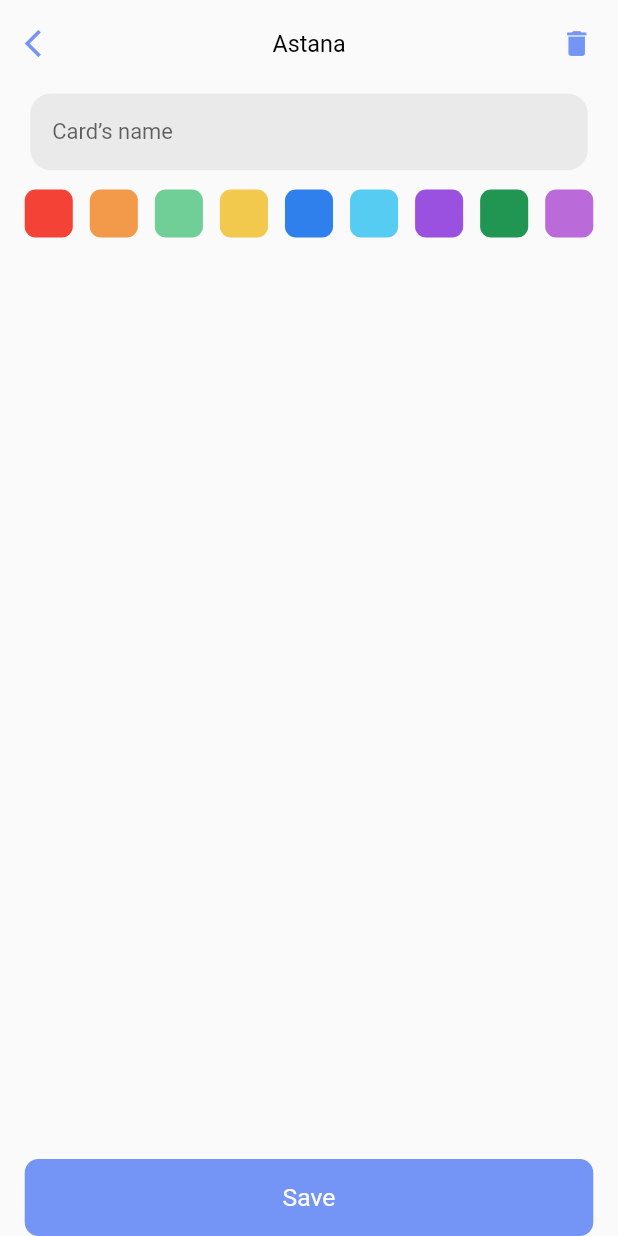
After one commit to Qaroev/world_clock_time, a Flutter app: the SaveScreen screen opened by its route, on a phone screen of 412 x 824 dp. The commit adds this screen. Run offline on Flutter 3.47's test engine with Material 2 defaults, Android fonts, the phone set to English and light mode, and no system bars; our stand-ins replace device_preview, flutter_modular, responsive_framework; missing offline and left inert: rate_my_app; Roboto replaces fonts that are missing (SF Pro Display).

Commit message:
add any screen

```diff
--- /dev/null
+++ b/lib/components/save_screen/save_screen-componen.dart
@@ -0,0 +1,165 @@
+import 'package:flutter/material.dart';
+import 'package:flutter_modular/flutter_modular.dart';
+
+class SaveScreen extends StatefulWidget {
+  @override
+  _SaveScreenState createState() => _SaveScreenState();
+}
+
+class _SaveScreenState extends State<SaveScreen> {
+  @override
+  Widget build(BuildContext context) {
+    return Scaffold(
+      body: SafeArea(
+        child: Container(
+          padding: EdgeInsets.only(left: 18, right: 18, top: 20),
+          child: Column(
+            mainAxisAlignment: MainAxisAlignment.spaceBetween,
+            children: [
+              Column(
+                children: [
+                  Row(
+                    mainAxisAlignment: MainAxisAlignment.spaceBetween,
+                    children: [
+                      GestureDetector(
+                        onTap: () => Modular.to.pop(),
+                        child: Icon(
+                          Icons.arrow_back_ios,
+                          color: Color(0xFF7494F6),
+                        ),
+                      ),
+                      Text(
+                        'Astana',
+                        style: TextStyle(
+                          color: Colors.black,
+                          fontSize: 17,
+                          fontWeight: FontWeight.normal,
+                        ),
+                      ),
+                      Icon(
+                        Icons.delete,
+                        color: Color(0xFF7494F6),
+                      ),
+                    ],
+                  ),
+                  SizedBox(height: 20),
+                  Container(
+                      decoration: BoxDecoration(
+                        borderRadius: BorderRadius.circular(15),
+                      ),
+                      child: Card(
+                          shape: RoundedRectangleBorder(
+                            borderRadius: BorderRadius.circular(15.0),
+                          ),
+                          color: Color.fromRGBO(118, 118, 128, 0.12),
+                          elevation: 0,
+                          borderOnForeground: true,
+                          child: ListTile(
+                            title: TextField(
+                              decoration: new InputDecoration(
+                                  hintText: 'Card’s name',
+                                  border: InputBorder.none),
+                              // onChanged: onSearchTextChanged,
+                            ),
+                          ))),
+                  SizedBox(height: 10),
+                  Row(
+                    mainAxisAlignment: MainAxisAlignment.spaceBetween,
+                    children: [
+                      Container(
+                        width: 35,
+                        height: 35,
+                        decoration: BoxDecoration(
+                          color: Colors.red,
+                          borderRadius: BorderRadius.circular(8),
+                        ),
+                      ),
+                      Container(
+                        width: 35,
+                        height: 35,
+                        decoration: BoxDecoration(
+                          color: Color(0xFFF2994A),
+                          borderRadius: BorderRadius.circular(8),
+                        ),
+                      ),
+                      Container(
+                        width: 35,
+                        height: 35,
+                        decoration: BoxDecoration(
+                          color: Color(0xFF6FCF97),
+                          borderRadius: BorderRadius.circular(8),
+                        ),
+                      ),
+                      Container(
+                        width: 35,
+                        height: 35,
+                        decoration: BoxDecoration(
+                          color: Color(0xFFF2C94C),
+                          borderRadius: BorderRadius.circular(8),
+                        ),
+                      ),Container(
+                        width: 35,
+                        height: 35,
+                        decoration: BoxDecoration(
+                          color: Color(0xFF2F80ED),
+                          borderRadius: BorderRadius.circular(8),
+                        ),
+                      ),
+                      Container(
+                        width: 35,
+                        height: 35,
+                        decoration: BoxDecoration(
+                          color: Color(0xFF56CCF2),
+                          borderRadius: BorderRadius.circular(8),
+                        ),
+                      ),Container(
+                        width: 35,
+                        height: 35,
+                        decoration: BoxDecoration(
+                          color: Color(0xFF9B51E0),
+                          borderRadius: BorderRadius.circular(8),
+                        ),
+                      ),
+                      Container(
+                        width: 35,
+                        height: 35,
+                        decoration: BoxDecoration(
+                          color: Color(0xFF219653),
+                          borderRadius: BorderRadius.circular(8),
+                        ),
+                      ),
+                      Container(
+                        width: 35,
+                        height: 35,
+                        decoration: BoxDecoration(
+                          color: Color(0xFFBB6BD9),
+                          borderRadius: BorderRadius.circular(8),
+                        ),
+                      ),
+                    ],
+                  )
+                ],
+              ),
+              GestureDetector(
+                onTap: () => Modular.to.pushNamed('/restore-two'),
+                child: Container(
+                  height: 56,
+                  decoration: BoxDecoration(
+                    borderRadius: BorderRadius.circular(10),
+                    color: Color(0xFF7494F6),
+                  ),
+                  child: Center(
+                      child: Text('Save',
+                          style: TextStyle(
+                              color: Color(0xFFFFFFFF),
+                              fontSize: 18,
+                              fontWeight: FontWeight.normal))),
+                ),
+              ),
+            ],
+          ),
+        ),
+      ),
+    );
+  }
+}
```
Also changed, not shown: lib/app_modul.dart (+10 -0 lines), lib/components/add_screen/add_screen-componen.dart (+9 -6 lines), lib/components/home/home-component.dart (+6 -3 lines), lib/components/save_screen/save_screen-module.dart (added, +12 -0 lines), lib/components/settings_screen/settings_screen-componen.dart (added, +104 -0 lines), lib/components/settings_screen/settings_screen-module.dart (added, +12 -0 lines).
